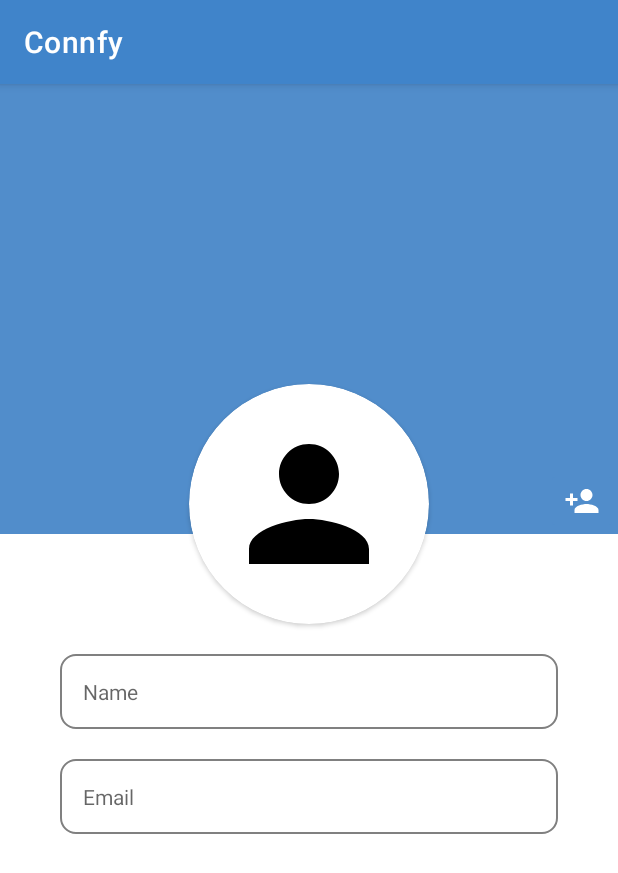
After one commit to BoostedPenguin/Connfy-Android, an Android app: the fragment UserProfileFragment shown on its own in the app's theme, on a phone screen of 412 x 824 dp. The commit adds this screen. Shown: the top 873 px of the screen. Run offline under Robolectric (Android 15) with nearby library versions, the phone set to English and light mode, and no system bars.

Commit message:
Fixed navigation component, Added user profile with arguments

```diff
--- a/app/build.gradle
+++ b/app/build.gradle
@@ -2,6 +2,8 @@ plugins {
     id 'com.android.application'
     id 'kotlin-android'
     id 'kotlin-kapt'
+    id("androidx.navigation.safeargs.kotlin")
+
 }
 
 android {
--- /dev/null
+++ b/app/src/main/java/com/industryproject/connfy/UserExample.kt
@@ -0,0 +1,3 @@
+package com.industryproject.connfy
+
+data class UserExample(val name: String, val email: String)
--- /dev/null
+++ b/app/src/main/java/com/industryproject/connfy/ui/profile/UserProfileFragment.kt
@@ -0,0 +1,34 @@
+package com.industryproject.connfy.ui.profile
+
+import androidx.lifecycle.ViewModelProvider
+import android.os.Bundle
+import androidx.fragment.app.Fragment
+import android.view.LayoutInflater
+import android.view.View
+import android.view.ViewGroup
+import android.widget.TextView
+import com.industryproject.connfy.R
+
+class UserProfileFragment : Fragment() {
+
+    companion object {
+        fun newInstance() = UserProfileFragment()
+    }
+
+    private lateinit var viewModel: UserProfileViewModel
+
+    override fun onCreateView(inflater: LayoutInflater, container: ViewGroup?,
+                              savedInstanceState: Bundle?): View? {
+        return inflater.inflate(R.layout.user_profile_fragment, container, false)
+    }
+
+    override fun onActivityCreated(savedInstanceState: Bundle?) {
+        super.onActivityCreated(savedInstanceState)
+        viewModel = ViewModelProvider(this).get(UserProfileViewModel::class.java)
+        // TODO: Use the ViewModel
+
+        view?.findViewById<TextView>(R.id.profileName)?.text = arguments?.getString("PERSON_NAME")
+        view?.findViewById<TextView>(R.id.profileEmail)?.text = arguments?.getString("PERSON_EMAIL")
+    }
+
+}
--- /dev/null
+++ b/app/src/main/java/com/industryproject/connfy/ui/profile/UserProfileViewModel.kt
@@ -0,0 +1,7 @@
+package com.industryproject.connfy.ui.profile
+
+import androidx.lifecycle.ViewModel
+
+class UserProfileViewModel : ViewModel() {
+    // TODO: Implement the ViewModel
+}
--- a/app/src/main/res/drawable/button_effect.xml
+++ b/app/src/main/res/drawable/button_effect.xml
@@ -1,7 +1,8 @@
-<selector xmlns:android="http://schemas.android.com/apk/res/android"
-    android:enterFadeDuration="@android:integer/config_shortAnimTime"
-    android:exitFadeDuration="@android:integer/config_shortAnimTime">
+<shape xmlns:android="http://schemas.android.com/apk/res/android" android:shape="rectangle" >
+    <solid android:color="@android:color/white" />
+    <stroke android:width="1dip" android:color="#808080 "/>
+    <corners
+        android:radius="10dp"   >
+    </corners>
 
-    <item android:state_checked="false" android:drawable="@color/black"/>
-    <item android:state_checked="true"  android:drawable="@color/teal_200"/>
-</selector>
+</shape>
--- /dev/null
+++ b/app/src/main/res/layout/user_profile_fragment.xml
@@ -0,0 +1,87 @@
+<?xml version="1.0" encoding="utf-8"?>
+<androidx.constraintlayout.widget.ConstraintLayout xmlns:android="http://schemas.android.com/apk/res/android"
+    xmlns:app="http://schemas.android.com/apk/res-auto"
+    xmlns:tools="http://schemas.android.com/tools"
+    android:layout_width="match_parent"
+    android:layout_height="match_parent"
+    tools:context=".ui.profile.UserProfileFragment">
+
+    <ImageView
+        android:id="@+id/profileBackgroundColor"
+        android:layout_width="match_parent"
+        android:layout_height="300dp"
+        android:background="@color/primary_variant"
+        app:layout_constraintEnd_toEndOf="parent"
+        app:layout_constraintStart_toStartOf="parent"
+        app:layout_constraintTop_toTopOf="parent">
+
+    </ImageView>
+
+    <ImageButton
+        android:id="@+id/profileButtonAdd"
+        android:layout_width="wrap_content"
+        android:layout_height="wrap_content"
+        android:layout_weight="1"
+        android:backgroundTint="@color/primary_variant"
+        android:src="@drawable/ic_baseline_person_add_24"
+        app:layout_constraintBottom_toBottomOf="@+id/profileBackgroundColor"
+        app:layout_constraintEnd_toEndOf="parent" />
+
+    <androidx.cardview.widget.CardView
+        android:id="@+id/profileCardWrapper"
+        android:layout_width="160dp"
+        android:layout_height="160dp"
+        android:layout_centerHorizontal="true"
+        android:elevation="12dp"
+        android:innerRadius="0dp"
+        android:shape="ring"
+        android:thicknessRatio="1.9"
+        app:cardCornerRadius="200dp"
+        android:layout_marginTop="200dp"
+        app:layout_constraintTop_toTopOf="parent"
+        app:layout_constraintEnd_toEndOf="parent"
+        app:layout_constraintStart_toStartOf="parent">
+
+        <androidx.constraintlayout.widget.ConstraintLayout
+            android:layout_width="match_parent"
+            android:layout_height="match_parent">
+
+            <ImageView
+                android:id="@+id/profilePicture"
+                android:layout_width="120dp"
+                android:layout_height="120dp"
+                android:layout_alignParentTop="true"
+                android:layout_centerHorizontal="true"
+                app:tint="@color/black"
+                android:src="@drawable/ic_baseline_person_24"
+                app:layout_constraintBottom_toBottomOf="parent"
+                app:layout_constraintEnd_toEndOf="parent"
+                app:layout_constraintStart_toStartOf="parent"
+                app:layout_constraintTop_toTopOf="parent" />
+        </androidx.constraintlayout.widget.ConstraintLayout>
+
+    </androidx.cardview.widget.CardView>
+
+    <TextView
+        android:id="@+id/profileName"
+        android:layout_marginTop="20dp"
+        android:layout_marginHorizontal="40dp"
+        android:layout_width="match_parent"
+        android:hint="Name"
+        android:padding="15dp"
+        android:background="@drawable/button_effect"
+        app:layout_constraintTop_toBottomOf="@+id/profileCardWrapper"
+        android:layout_height="wrap_content" />
+
+    <TextView
+        android:id="@+id/profileEmail"
+        android:layout_marginTop="20dp"
+        android:layout_marginHorizontal="40dp"
+        android:layout_width="match_parent"
+        android:hint="Email"
+        android:padding="15dp"
+        android:background="@drawable/button_effect"
+        app:layout_constraintTop_toBottomOf="@+id/profileName"
+        android:layout_height="wrap_content" />
+
+</androidx.constraintlayout.widget.ConstraintLayout>
--- a/build.gradle
+++ b/build.gradle
@@ -9,6 +9,7 @@ buildscript {
         classpath "com.android.tools.build:gradle:4.1.3"
         classpath "org.jetbrains.kotlin:kotlin-gradle-plugin:$kotlin_version"
 
+        classpath("androidx.navigation:navigation-safe-args-gradle-plugin:2.3.5")
         // NOTE: Do not place your application dependencies here; they belong
         // in the individual module build.gradle files
     }
```
Also changed, not shown: app/src/main/java/com/industryproject/connfy/ContactRecyclerViewAdapter.kt (+25 -4 lines), app/src/main/java/com/industryproject/connfy/DashboardActivity.kt (+36 -0 lines), app/src/main/res/navigation/mobile_navigation.xml (+14 -0 lines).
